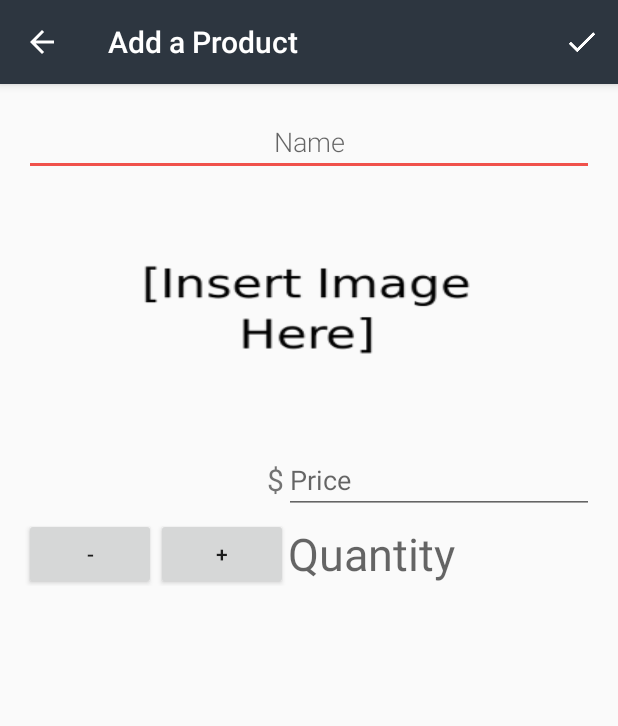
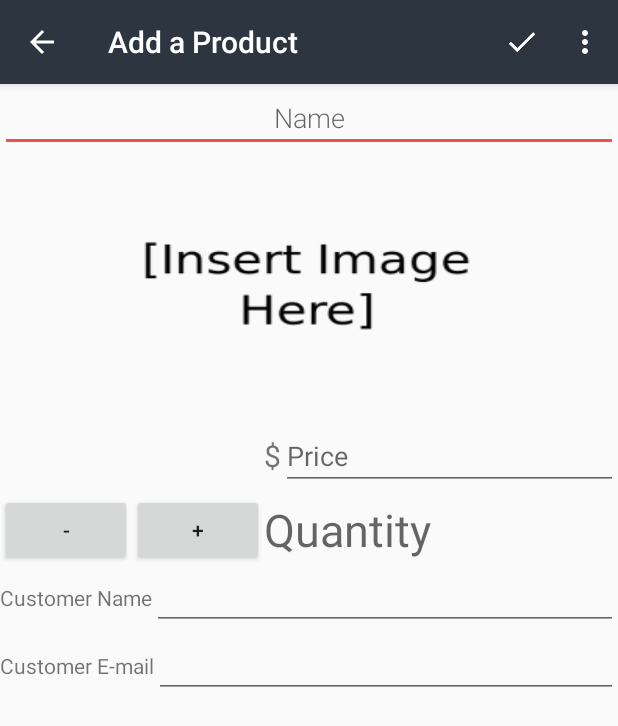
Before and after one commit to Wiktorl4z/Inventory-App, an Android app: the screen it shows after launch (EditorActivity), after a tap on an icon or button, on a phone screen of 412 x 824 dp. Shown: the top 726 px of the screen. Run offline under Robolectric (Android 15) with nearby library versions, the phone set to English and light mode, and no system bars; pictures from the network do not load; 1 statement that could not run was skipped.

Commit message:
Add customer, email, order

```diff
--- a/app/src/main/java/com/example/android/product/CatalogActivity.java
+++ b/app/src/main/java/com/example/android/product/CatalogActivity.java
@@ -40,7 +40,7 @@ import com.example.android.product.data.ProductContract;
  */
 public class CatalogActivity extends AppCompatActivity implements LoaderManager.LoaderCallbacks<Cursor> {
 
-    private static final int PET_LOADER = 0;
+    private static final int PRODUCT_LOADER = 0;
     private ProductCursorAdapter mCursorAdapter;
     private View emptyView;
 
@@ -91,7 +91,7 @@ public class CatalogActivity extends AppCompatActivity implements LoaderManager.
             }
         });
 
-        getSupportLoaderManager().initLoader(PET_LOADER, null, this);
+        getSupportLoaderManager().initLoader(PRODUCT_LOADER, null, this);
     }
 
     /**
@@ -104,12 +104,12 @@ public class CatalogActivity extends AppCompatActivity implements LoaderManager.
         values.put(ProductContract.ProductEntry.COLUMN_PRODUCT_NAME, "Nike");
         values.put(ProductContract.ProductEntry.COLUMN_PRODUCT_PRICE, "10");
         values.put(ProductContract.ProductEntry.COLUMN_PRODUCT_QUANTITY, "5");
-        values.put(ProductContract.ProductEntry.COLUMN_PRODUCT_PICTURE, R.drawable.boots); // increase
-        // in your database make COLUMN_PRODUCT_
-        // Insert a new row for Toto into the provider using the ContentResolver.
-        // Use the {@link ProductEntry#CONTENT_URI} to indicate that we want to insert
-        // Receive the new content URI that will allow us to access Toto's data in the future.
+        values.put(ProductContract.ProductEntry.COLUMN_PRODUCT_PICTURE, R.drawable.boots);
+        values.put(ProductContract.ProductEntry.COLUMN_CUSTOMER_NAME, "Wiktor Kalinowski");
+        values.put(ProductContract.ProductEntry.COLUMN_CUSTOMER_EMAIL, "wiktor.kalinowski@gmail.com");
+
         Uri uri = getContentResolver().insert(ProductContract.ProductEntry.CONTENT_URI, values);
+
         Log.v("CatalogActivity", "Uri of new product: " + uri);
     }
 
@@ -146,7 +146,9 @@ public class CatalogActivity extends AppCompatActivity implements LoaderManager.
                 ProductContract.ProductEntry.COLUMN_PRODUCT_NAME,
                 ProductContract.ProductEntry.COLUMN_PRODUCT_PRICE,
                 ProductContract.ProductEntry.COLUMN_PRODUCT_QUANTITY,
-                ProductContract.ProductEntry.COLUMN_PRODUCT_PICTURE};
+                ProductContract.ProductEntry.COLUMN_PRODUCT_PICTURE,
+                ProductContract.ProductEntry.COLUMN_CUSTOMER_NAME,
+                ProductContract.ProductEntry.COLUMN_CUSTOMER_EMAIL};
 
         // Perform a query on the provider using the ContentResolver.
         // Use the {@link ProductEntry#CONTENT_URI} to access the product data.
@@ -182,8 +184,16 @@ public class CatalogActivity extends AppCompatActivity implements LoaderManager.
         Log.v("CatalogActivity", rowsDeleted + " rows deleted from pet database");
     }
 
+    public void onItemClick(long id) {
+
+        Intent intent = new Intent(CatalogActivity.this, EditorActivity.class);
+        Uri currentProductUri = ContentUris.withAppendedId(ProductContract.ProductEntry.CONTENT_URI, id);
+        intent.setData(currentProductUri);
+        startActivity(intent);
+    }
 
     public void onBuyProduct(long id, int quantity) {
+
         Uri currentProductUri = ContentUris.withAppendedId(ProductContract.ProductEntry.CONTENT_URI, id);
         Log.v("CatalogActivity", "Uri: " + currentProductUri);
         quantity--;
--- a/app/src/main/java/com/example/android/product/data/ProductContract.java
+++ b/app/src/main/java/com/example/android/product/data/ProductContract.java
@@ -103,5 +103,18 @@ public final class ProductContract {
          */
         public static final String COLUMN_PRODUCT_PICTURE = "picture";
 
+        /**
+         * Name of the customer.
+         * <p>
+         * Type: String
+         */
+        public static final String COLUMN_CUSTOMER_NAME = "customer";
+
+        /**
+         * E-mail of the customer.
+         * <p>
+         * Type: String
+         */
+        public static final String COLUMN_CUSTOMER_EMAIL = "email";
     }
 }
--- a/app/src/main/java/com/example/android/product/data/ProductDbHelper.java
+++ b/app/src/main/java/com/example/android/product/data/ProductDbHelper.java
@@ -38,7 +38,9 @@ public class ProductDbHelper extends SQLiteOpenHelper {
                 + ProductEntry.COLUMN_PRODUCT_NAME + " TEXT, "
                 + ProductEntry.COLUMN_PRODUCT_PRICE + " TEXT NOT NULL DEFAULT 0, "
                 + ProductEntry.COLUMN_PRODUCT_QUANTITY + " INTEGER DEFAULT 0, "
-                + ProductEntry.COLUMN_PRODUCT_PICTURE + " INTEGER NOT NULL);";
+                + ProductEntry.COLUMN_PRODUCT_PICTURE + " INTEGER NOT NULL, "
+                + ProductEntry.COLUMN_CUSTOMER_NAME + " TEXT NOT NULL, "
+                + ProductEntry.COLUMN_CUSTOMER_EMAIL + " TEXT NOT NULL);";
         db.execSQL(SQL_CREATE_PETS_TABLE);
     }
 
--- a/app/src/main/res/layout/activity_editor.xml
+++ b/app/src/main/res/layout/activity_editor.xml
@@ -14,7 +14,6 @@
     android:layout_width="match_parent"
     android:layout_height="match_parent"
     android:orientation="vertical"
-    android:padding="@dimen/activity_margin"
     tools:context=".EditorActivity">
 
     <EditText
@@ -27,10 +26,10 @@
     <ImageView
         android:id="@+id/image_view"
         android:layout_width="250dp"
-        android:background="@drawable/inster_image"
         android:layout_height="150dp"
         android:layout_gravity="center"
-        android:layout_marginTop="20dp" />
+        android:layout_marginTop="20dp"
+        android:background="@drawable/inster_image" />
 
     <LinearLayout
         android:layout_width="match_parent"
@@ -75,12 +74,43 @@
             android:text="+" />
 
         <TextView
-            android:layout_marginTop="6dp"
             android:id="@+id/edit_text_quantity"
             android:layout_width="wrap_content"
             android:layout_height="wrap_content"
+            android:layout_marginTop="6dp"
             android:hint="@string/edit_product_quantity"
             android:textSize="30dp" />
+    </LinearLayout>
 
+    <LinearLayout
+        android:layout_width="match_parent"
+        android:layout_height="wrap_content"
+        android:orientation="horizontal">
+
+        <TextView
+            android:layout_width="wrap_content"
+            android:layout_height="wrap_content"
+            android:text="@string/customer_name" />
+
+        <EditText
+            android:id="@+id/edit_text_customer_name"
+            android:layout_width="match_parent"
+            android:layout_height="wrap_content" />
+    </LinearLayout>
+
+    <LinearLayout
+        android:layout_width="match_parent"
+        android:layout_height="wrap_content"
+        android:orientation="horizontal">
+
+        <TextView
+            android:layout_width="wrap_content"
+            android:layout_height="wrap_content"
+            android:text="@string/customer_email" />
+
+        <EditText
+            android:id="@+id/edit_text_customer_email"
+            android:layout_width="match_parent"
+            android:layout_height="wrap_content" />
     </LinearLayout>
 </LinearLayout>
--- a/app/src/main/res/menu/menu_editor.xml
+++ b/app/src/main/res/menu/menu_editor.xml
@@ -26,4 +26,9 @@
         android:id="@+id/action_delete"
         android:title="@string/action_delete"
         app:showAsAction="never" />
+
+    <item
+        android:id="@+id/order_more"
+        android:title="@string/orderMore"
+        app:showAsAction="never" />
 </menu>
--- a/app/src/main/res/values/strings.xml
+++ b/app/src/main/res/values/strings.xml
@@ -35,7 +35,7 @@
     <string name="action_insert_dummy_data">Insert Dummy Data</string>
 
     <!-- Label for overflow menu option that deletes all product data in the app [CHAR LIMIT=20] -->
-    <string name="action_delete_all_entries">Delete All Pets</string>
+    <string name="action_delete_all_entries">Delete All Products</string>
 
     <!-- Title text for the empty view, which describes the empty dog house image [CHAR LIMIT=50] -->
     <string name="empty_view_title_text">It\'s a bit empty here...</string>
@@ -96,6 +96,10 @@
 
     <string name="intentType">image/*</string>
 
+    <string name="customer_name_required">Customer name required</string>
+
+    <string name="customer_email_required">Customer email required</string>
+
     <string name="selectPicture">Select Picture</string>
 
     <!-- Text hint for name field in the editor [CHAR LIMIT=30] -->
@@ -106,5 +110,12 @@
     <string name="edit_product_quantity">Quantity</string>
 
     <string name="edit_product_price">Price</string>
+
     <string name="add_product">Add a Product</string>
+
+    <string name="customer_name">Customer Name</string>
+
+    <string name="customer_email">Customer E-mail</string>
+
+    <string name="orderMore">Order</string>
 </resources>
```
Also changed, not shown: app/src/main/java/com/example/android/product/EditorActivity.java (+55 -14 lines), app/src/main/java/com/example/android/product/ProductCursorAdapter.java (+15 -10 lines), app/src/main/java/com/example/android/product/data/ProductProvider.java (+25 -1 lines), app/src/main/res/layout/activity_catalog.xml (+8 -11 lines), app/src/main/res/layout/list_item.xml (+4 -6 lines).
